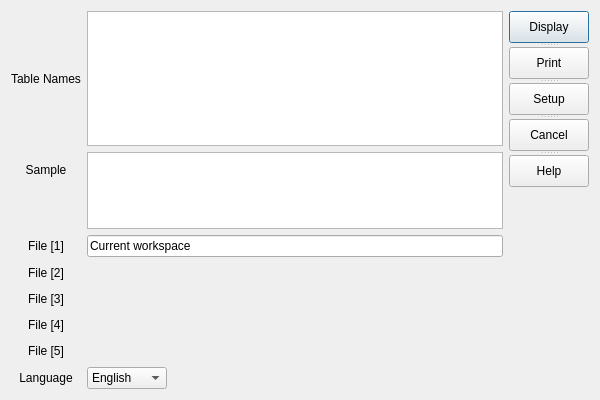
Qt form gui/menu/print_graph/graph_tables.ui (plan-be/iode) before a commit.
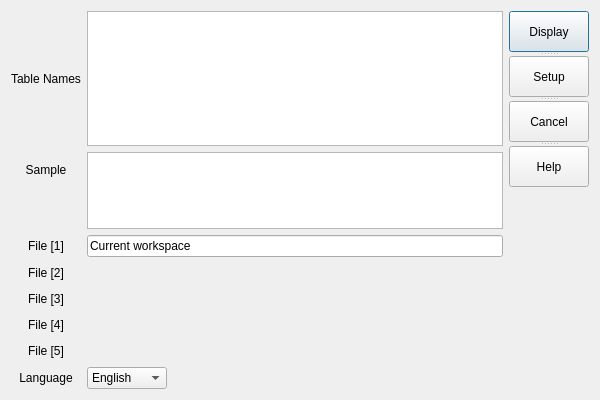
The same form after that commit. Icons and pictures are not drawn. Custom widgets are drawn as their Qt base class.

Commit message: GUI: (QIodeMenuGraphTables) removed print() and implemented setup()

```diff
--- a/gui/menu/print_graph/graph_tables.ui
+++ b/gui/menu/print_graph/graph_tables.ui
@@ -59,14 +59,6 @@
        <string>F10</string>
       </property>
      </widget>
-     <widget class="QPushButton" name="pushButton_print">
-      <property name="text">
-       <string>Print</string>
-      </property>
-      <property name="shortcut">
-       <string>F8</string>
-      </property>
-     </widget>
      <widget class="QPushButton" name="pushButton_setup">
       <property name="text">
        <string>Setup</string>
```
Left out of the diff: 16 changed lines with no effect on the pictures. The commit also changes 2 other files.
